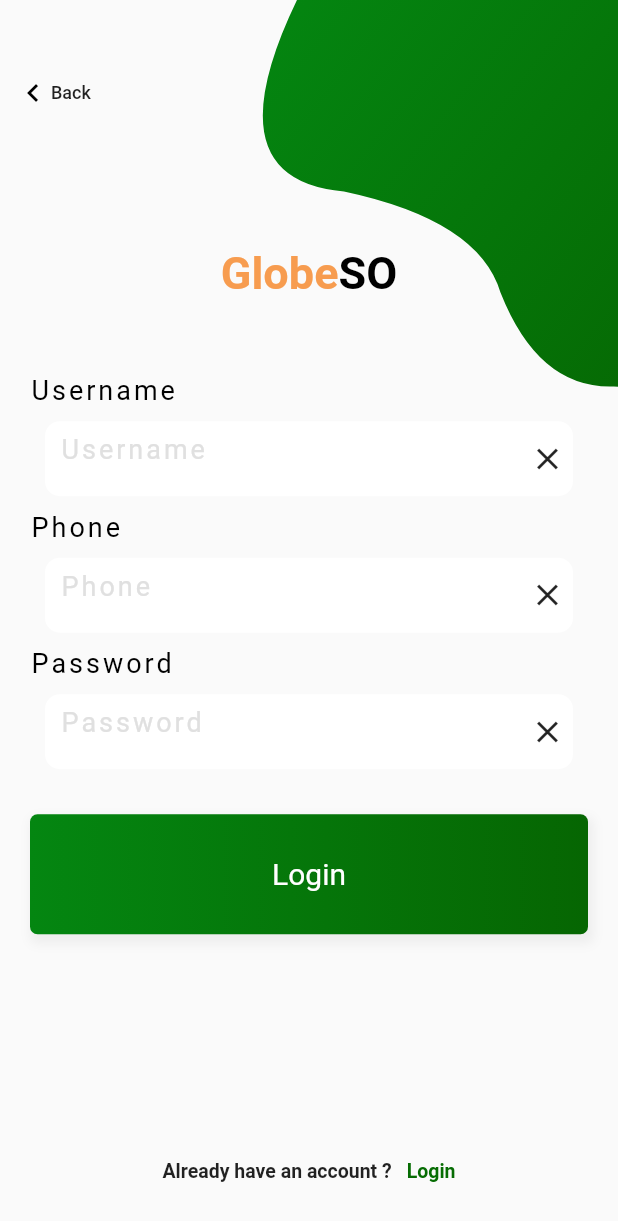
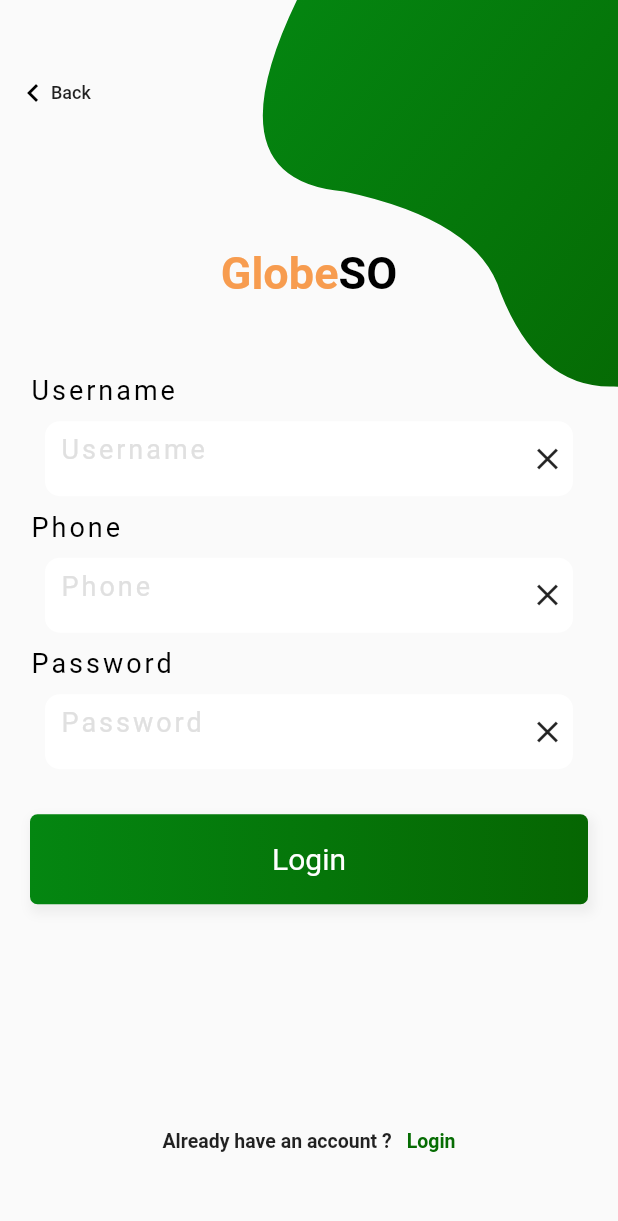
Before and after one commit to ITPC-Khmer/flutter-sdk, a Flutter app: the SignUpPage screen opened directly, on a phone screen of 412 x 824 dp. Shown: the top 1221 px of the screen. Run offline on Flutter 3.47's test engine with Material 2 defaults, Android fonts, the phone set to English and light mode, and no system bars; our stand-ins replace cached_network_image, get, google_fonts, image_picker, modal_bottom_sheet, rxdart and 1 more; accounts and stored records are empty.

```diff
--- a/lib/view/widget/helperWidget.dart
+++ b/lib/view/widget/helperWidget.dart
@@ -162,7 +162,7 @@ Widget gSubmitButton({required String title,double? width,GestureTapCallback? on
     onTap: onTap,
     child: Container(
       // width: MediaQuery.of(context).size.width,
-      height: height??80,
+      height: height??60,
       width: width,
       padding: EdgeInsets.symmetric(vertical: 15),
       alignment: Alignment.center,
```
